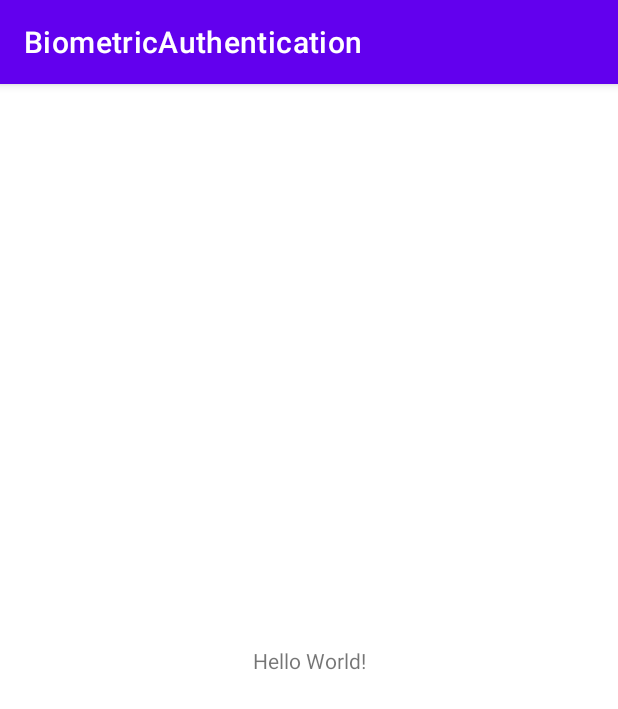
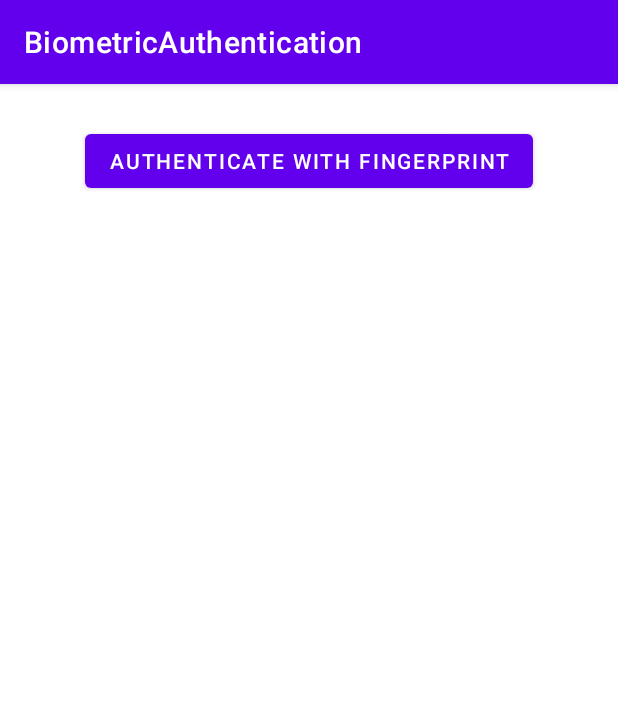
Before and after one commit to ayhanunal/BiometricAuthentication, an Android app: the screen it shows after launch (MainActivity), on a phone screen of 412 x 824 dp. Shown: the top 709 px of the screen. Run offline under Robolectric (Android 15) with nearby library versions, the phone set to English and light mode, and no system bars.

Commit message:
xml and main class created

```diff
--- a/app/src/main/res/layout/activity_main.xml
+++ b/app/src/main/res/layout/activity_main.xml
@@ -1,18 +1,34 @@
 <?xml version="1.0" encoding="utf-8"?>
-<androidx.constraintlayout.widget.ConstraintLayout xmlns:android="http://schemas.android.com/apk/res/android"
+<androidx.constraintlayout.widget.ConstraintLayout
+    xmlns:android="http://schemas.android.com/apk/res/android"
+    xmlns:tools="http://schemas.android.com/tools"
     xmlns:app="http://schemas.android.com/apk/res-auto"
-    xmlns:tools="http://schemas.android.com/tools"
     android:layout_width="match_parent"
     android:layout_height="match_parent"
     tools:context=".MainActivity">
 
-    <TextView
+    <Button
+        android:id="@+id/launchAuthentication"
         android:layout_width="wrap_content"
         android:layout_height="wrap_content"
-        android:text="Hello World!"
+        android:text="@string/authText"
         app:layout_constraintBottom_toBottomOf="parent"
         app:layout_constraintLeft_toLeftOf="parent"
         app:layout_constraintRight_toRightOf="parent"
-        app:layout_constraintTop_toTopOf="parent" />
+        app:layout_constraintTop_toTopOf="parent"
+        app:layout_constraintVertical_bias="0.038" />
+
+    <TextView
+        android:id="@+id/statusTextView"
+        android:layout_width="wrap_content"
+        android:layout_height="wrap_content"
+        android:layout_marginTop="50dp"
+        android:text="TextView"
+        android:textAlignment="center"
+        android:textSize="34sp"
+        android:visibility="gone"
+        app:layout_constraintEnd_toEndOf="parent"
+        app:layout_constraintStart_toStartOf="parent"
+        app:layout_constraintTop_toBottomOf="@+id/launchAuthentication" />
 
 </androidx.constraintlayout.widget.ConstraintLayout>
--- a/app/src/main/res/values/strings.xml
+++ b/app/src/main/res/values/strings.xml
@@ -1,3 +1,9 @@
 <resources>
     <string name="app_name">BiometricAuthentication</string>
+    <string name="authText">Authenticate with Fingerprint</string>
+
+    <string name="error_msg_no_biometric_hardware">No Biometric Hardware</string>
+    <string name="error_msg_biometric_hw_unavailable">Biometric HW Unavailable</string>
+    <string name="error_msg_biometric_not_setup">Biometric not Setup</string>
+
 </resources>
```
Also changed, not shown: app/src/main/java/com/ayhanunal/biometricauthentication/MainActivity.kt (+85 -1 lines).
